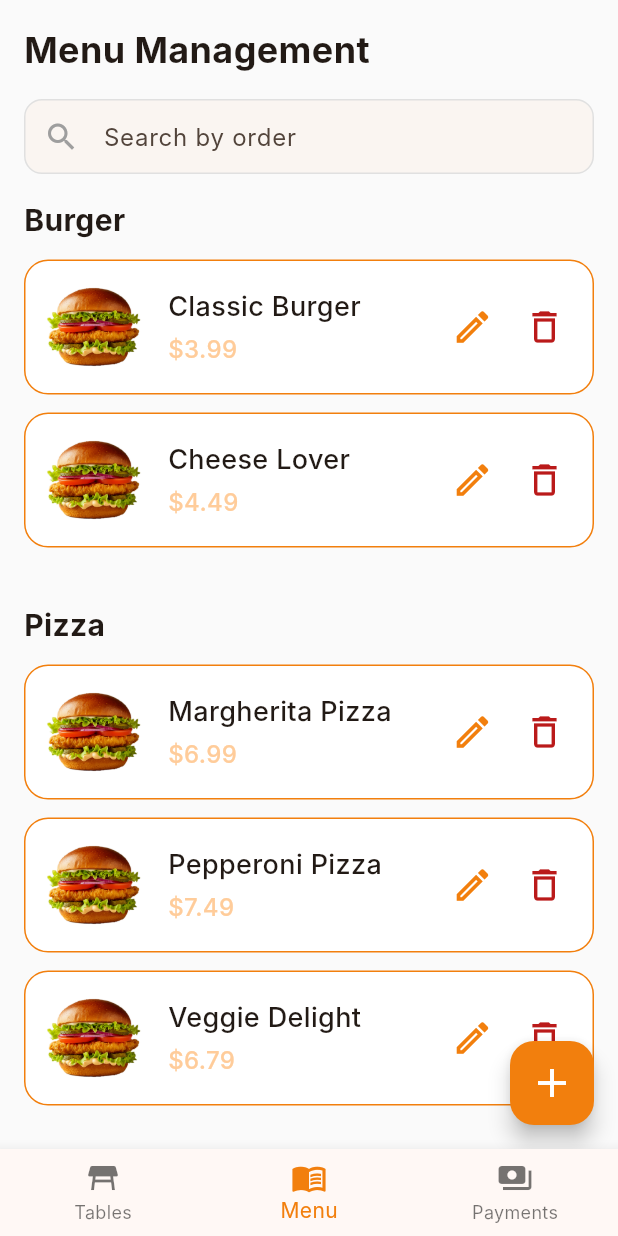
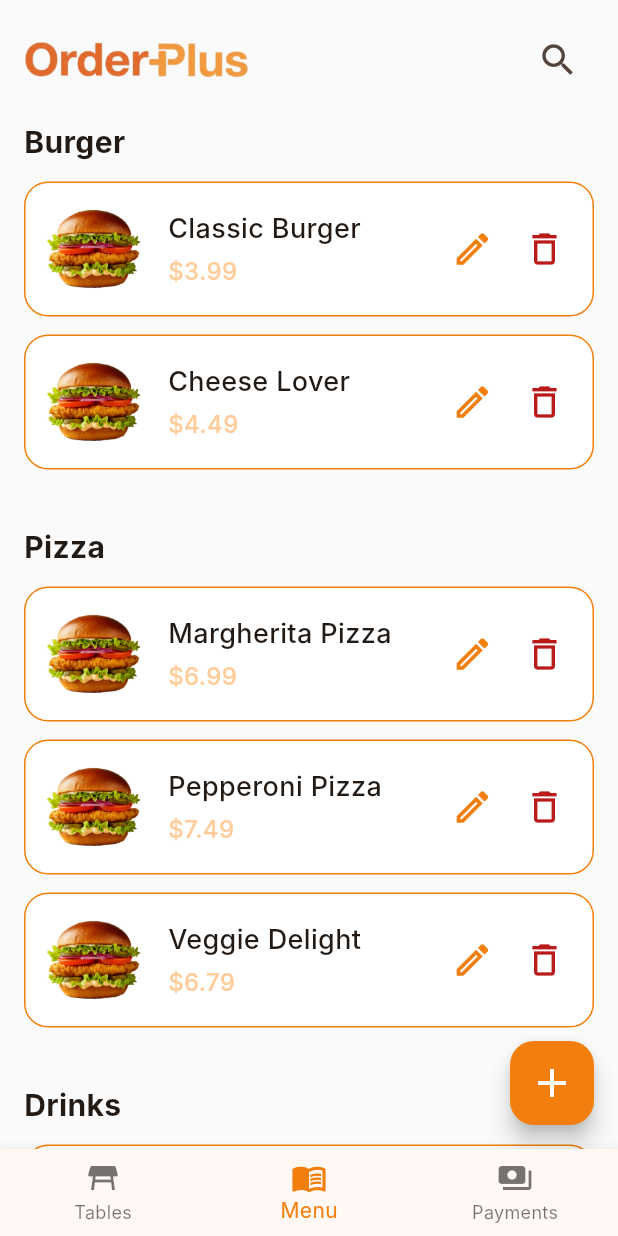
Before and after one commit to vathanakphy/orderplus, a Flutter app: the screen it shows after launch, item 2 of the bottom bar chosen, on a phone screen of 412 x 824 dp. Run offline on Flutter 3.47's test engine with Material 3 defaults, Android fonts, the phone set to English and light mode, and no system bars; our stand-ins replace image_picker; Roboto replaces fonts that are missing (Inter).

Commit message:
impove layout

```diff
--- a/analysis_options.yaml
+++ b/analysis_options.yaml
@@ -7,6 +7,9 @@
 
 # The following line activates a set of recommended lints for Flutter apps,
 # packages, and plugins designed to encourage good coding practices.
+analyzer:
+  errors:
+    library_private_types_in_public_api: ignore
 include: package:flutter_lints/flutter.yaml
 
 linter:
--- /dev/null
+++ b/lib/domain/utils/flexible_image.dart
@@ -0,0 +1,34 @@
+import 'dart:io';
+import 'package:flutter/material.dart';
+
+Widget flexibleImage(
+  String imagePath, {
+  BoxFit fit = BoxFit.cover,
+  double? width,
+  double? height,
+}) {
+  Widget fallback = Container(
+    color: Colors.grey[300],
+    width: width,
+    height: height,
+    child: const Icon(Icons.image_not_supported, size: 40),
+  );
+
+  if (imagePath.startsWith('assets/')) {
+    return Image.asset(
+      imagePath,
+      fit: fit,
+      width: width,
+      height: height,
+      errorBuilder: (_, __, ___) => fallback,
+    );
+  } else {
+    return Image.file(
+      File(imagePath),
+      fit: fit,
+      width: width,
+      height: height,
+      errorBuilder: (_, __, ___) => fallback,
+    );
+  }
+}
--- a/lib/main.dart
+++ b/lib/main.dart
@@ -65,7 +65,6 @@
         items: const [
           BottomNavigationBarItem(icon: Icon(Icons.table_restaurant), label: 'Tables'),
           BottomNavigationBarItem(icon: Icon(Icons.menu_book), label: 'Menu'),
-          // BottomNavigationBarItem(icon: Icon(Icons.queue), label: 'Queue'),
           BottomNavigationBarItem(icon: Icon(Icons.payments), label: 'Payments'),
         ],
       ),
--- a/lib/ui/screen/menu_screen.dart
+++ b/lib/ui/screen/menu_screen.dart
@@ -1,7 +1,8 @@
 import 'package:flutter/material.dart';
 import 'package:orderplus/domain/model/product.dart';
 import 'package:orderplus/domain/service/product_service.dart';
-import 'package:orderplus/ui/widget/inputs/search_bar.dart';
+import 'package:orderplus/domain/utils/flexible_image.dart';
+import 'package:orderplus/ui/widget/inputs/search_app_bar.dart';
 import '../widget/cards/product_infor.dart';
 import '../screen/add_item_screen.dart';
 
@@ -58,7 +59,6 @@
     }
   }
 
-
   void _deleteProduct(BuildContext context, Product product) async {
     final confirm = await showDialog<bool>(
       context: context,
@@ -102,7 +102,7 @@
             child: ProductInfoTile(
               title: product.name,
               price: product.price,
-              imageUrl: product.imageUrl,
+              imagePath: product.imageUrl,
               onEdit: () => _editProduct(product),
               onDelete: () => _deleteProduct(context, product),
             ),
@@ -125,23 +125,20 @@
           children: [
             Padding(
               padding: const EdgeInsets.all(16.0),
-              child: Column(
-                crossAxisAlignment: CrossAxisAlignment.start,
-                children: [
-                  const Text(
-                    "Menu Management",
-                    style: TextStyle(fontSize: 24, fontWeight: FontWeight.bold),
+              child: SearchAppBar(
+                titleWidget: SizedBox(
+                  width: 150,
+                  height: 40,
+                  child: flexibleImage(
+                    "assets/app_logo.png",
+                    fit: BoxFit.contain,
                   ),
-                  const SizedBox(height: 16),
-                  CustomSearchBar(
-                    hintText: "Search by order",
-                    onChanged: (query) {
+                ),
+                onSearchChanged: (query) {
                   setState(() {
                     _searchQuery = query;
                   });
                 },
-                  ),
-                ],
               ),
             ),
             Expanded(
--- a/lib/ui/widget/cards/product_infor.dart
+++ b/lib/ui/widget/cards/product_infor.dart
@@ -1,10 +1,10 @@
-import 'dart:io';
 import 'package:flutter/material.dart';
+import 'package:orderplus/domain/utils/flexible_image.dart';
 
 class ProductInfoTile extends StatelessWidget {
   final String title;
   final double price;
-  final String imageUrl;
+  final String imagePath;
   final double height;
   final VoidCallback? onEdit;
   final VoidCallback? onDelete;
@@ -13,7 +13,7 @@
     super.key,
     required this.title,
     required this.price,
-    required this.imageUrl,
+    required this.imagePath,
     this.height = 90,
     this.onEdit,
     this.onDelete,
@@ -38,19 +38,12 @@
         children: [
           ClipRRect(
             borderRadius: BorderRadius.circular(12),
-            child: imageUrl.startsWith('assets/')
-                ? Image.asset(
-                    imageUrl,
-                    width: 75,
-                    height: 75,
-                    fit: BoxFit.cover,
-                  )
-                : Image.file(
-                    File(imageUrl),
-                    width: 75,
-                    height: 75,
-                    fit: BoxFit.cover,
-                  ),
+            child: flexibleImage(
+              imagePath,
+              width: 75,
+              height: 75,
+              fit: BoxFit.cover,
+            ),
           ),
           const SizedBox(width: 12),
           Expanded(
--- /dev/null
+++ b/lib/ui/widget/inputs/search_app_bar.dart
@@ -0,0 +1,88 @@
+import 'package:flutter/material.dart';
+
+class SearchAppBar extends StatefulWidget {
+  final String? title;
+  final Widget? titleWidget; // Accept a custom widget (e.g., logo)
+  final IconButton? backButton;
+  final ValueChanged<String>? onSearchChanged;
+
+  const SearchAppBar({
+    super.key,
+    this.title,
+    this.titleWidget,
+    this.onSearchChanged,
+    this.backButton,
+  }) : assert(
+         title != null || titleWidget != null,
+         'Either title or titleWidget must be provided',
+       );
+
+  @override
+  _SearchAppBarState createState() => _SearchAppBarState();
+}
+
+class _SearchAppBarState extends State<SearchAppBar> {
+  bool _isSearching = false;
+
+  @override
+  Widget build(BuildContext context) {
+    return Row(
+      mainAxisAlignment: MainAxisAlignment.spaceBetween,
+      children: [
+        _isSearching
+            ? IconButton(
+                icon: const Icon(Icons.arrow_back),
+                onPressed: () {
+                  setState(() {
+                    _isSearching = false;
+                    widget.onSearchChanged;
+                  });
+                },
+              )
+            : Row(
+                children: [
+                  if (widget.backButton != null) widget.backButton!,
+                  widget.titleWidget ??
+                      Text(
+                        widget.title!,
+                        style: Theme.of(context).textTheme.titleLarge,
+                      ),
+                ],
+              ),
+        _isSearching
+            ? Expanded(
+                child: TextField(
+                  autofocus: true,
+                  decoration: InputDecoration(
+                    hintText: "Search...",
+                    filled: true,
+                    fillColor: Colors.grey[200],
+                    contentPadding: const EdgeInsets.symmetric(
+                      vertical: 8,
+                      horizontal: 16,
+                    ),
+                    border: OutlineInputBorder(
+                      borderRadius: BorderRadius.circular(12),
+                      borderSide: BorderSide.none, // no outer line
+                    ),
+                    prefixIcon: const Icon(Icons.search, color: Colors.grey),
+                  ),
+                  onChanged: (value) {
+                    if (widget.onSearchChanged != null) {
+                      widget.onSearchChanged!(value);
+                    }
+                  },
+                ),
+              )
+            : IconButton(
+                icon: const Icon(Icons.search, size: 28),
+                onPressed: () {
+                  setState(() {
+                    _isSearching = true;
+                  });
+                },
+              ),
+      ],
+    );
+  }
+}
--- a/pubspec.yaml
+++ b/pubspec.yaml
@@ -58,6 +58,7 @@
   # To add assets to your application, add an assets section, like this:
   assets:
     - assets/burgur.png
+    - assets/app_logo.png
   #   - images/a_dot_ham.jpeg
 
   # An image asset can refer to one or more resolution-specific "variants", see
```
Also changed, not shown: lib/ui/screen/order_screen.dart (+15 -26 lines), lib/ui/screen/payment_screen.dart (+19 -15 lines), lib/ui/screen/table_screen.dart (+35 -12 lines), lib/ui/widget/cards/order_item.dart (+15 -40 lines), lib/ui/widget/cards/product_card.dart (+2 -22 lines), lib/ui/widget/cards/table_card.dart (+8 -2 lines), lib/ui/widget/inputs/quantity_button.dart (+14 -9 lines), lib/ui/widget/layout/header_row.dart (deleted, +0 -45 lines), lib/ui/widget/layout/order_form.dart (+11 -22 lines), assets/app_logo.png (added). Lines whose indentation alone changed are shown as unchanged.
